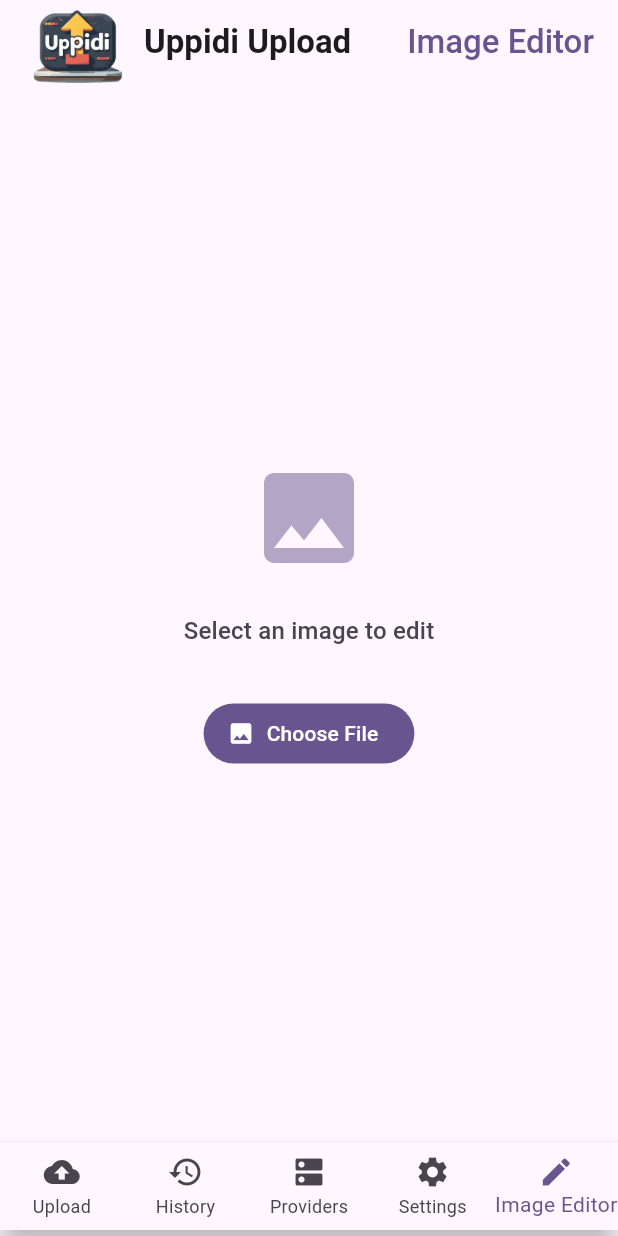
After one commit to xpufx/uppidi-upload, a Flutter app: the screen it shows after launch, item 5 of the bottom bar chosen, on a phone screen of 412 x 824 dp. The commit adds this screen. Run offline on Flutter 3.47's test engine with Material 3 defaults, Android fonts, the phone set to English and light mode, and no system bars; our stand-ins replace dio, file_picker, flutter_riverpod, flutter_secure_storage, hive, hive_flutter and 2 more; missing offline and left inert: desktop_drop, pasteboard, pro_image_editor, receive_sharing_intent; accounts and stored records are empty; network calls fail.

Commit message:
feat: add Image Editor navigation tab with standalone editor screen
- New tab in bottom nav / nav rail: Upload, History, Providers, Settings, Image Editor
- New screen: image_editor_screen.dart — picker/editor/preview 3-state flow
- New shared helper: image_editor.dart — openImageEditor() with themed config, undo/redo/save AppBar
- file_preview.dart refactored to use shared openImageEditor() helper
- shell_strategy: AppScreen.imageEditor enum + builder
- tab_nav_strategy: _NavTab.imageEditor with Icons.edit, localized label
- modal_nav_strategy: IconButton(Icons.edit) in AppBar
- ARB: navImageEditor, saveToFile, imageSaved, selectImageToEdit, saveEditedImage,
  editAgain, openNewImage keys in all 5 locales
- build-appimage.sh: direct build to .caddy-artifacts/ (avoids cp, saves disk)

```diff
--- a/lib/l10n/app_localizations.dart
+++ b/lib/l10n/app_localizations.dart
@@ -1861,6 +1861,48 @@ abstract class AppLocalizations {
   /// In en, this message translates to:
   /// **'Edit image'**
   String get editImage;
+
+  /// No description provided for @navImageEditor.
+  ///
+  /// In en, this message translates to:
+  /// **'Image Editor'**
+  String get navImageEditor;
+
+  /// No description provided for @saveToFile.
+  ///
+  /// In en, this message translates to:
+  /// **'Save to file'**
+  String get saveToFile;
+
+  /// No description provided for @imageSaved.
+  ///
+  /// In en, this message translates to:
+  /// **'Image saved'**
+  String get imageSaved;
+
+  /// No description provided for @selectImageToEdit.
+  ///
+  /// In en, this message translates to:
+  /// **'Select an image to edit'**
+  String get selectImageToEdit;
+
+  /// No description provided for @saveEditedImage.
+  ///
+  /// In en, this message translates to:
+  /// **'Save edited image'**
+  String get saveEditedImage;
+
+  /// No description provided for @editAgain.
+  ///
+  /// In en, this message translates to:
+  /// **'Edit again'**
+  String get editAgain;
+
+  /// No description provided for @openNewImage.
+  ///
+  /// In en, this message translates to:
+  /// **'Open new image'**
+  String get openNewImage;
 }
 
 class _AppLocalizationsDelegate
--- a/lib/l10n/app_localizations_en.dart
+++ b/lib/l10n/app_localizations_en.dart
@@ -981,4 +981,25 @@ class AppLocalizationsEn extends AppLocalizations {
 
   @override
   String get editImage => 'Edit image';
+
+  @override
+  String get navImageEditor => 'Image Editor';
+
+  @override
+  String get saveToFile => 'Save to file';
+
+  @override
+  String get imageSaved => 'Image saved';
+
+  @override
+  String get selectImageToEdit => 'Select an image to edit';
+
+  @override
+  String get saveEditedImage => 'Save edited image';
+
+  @override
+  String get editAgain => 'Edit again';
+
+  @override
+  String get openNewImage => 'Open new image';
 }
--- a/lib/l10n/intl_en.arb
+++ b/lib/l10n/intl_en.arb
@@ -311,5 +311,13 @@
   "tuneTool": "Tune",
 
   "revertEdits": "Revert edits",
-  "editImage": "Edit image"
+  "editImage": "Edit image",
+
+  "navImageEditor": "Image Editor",
+  "saveToFile": "Save to file",
+  "imageSaved": "Image saved",
+  "selectImageToEdit": "Select an image to edit",
+  "saveEditedImage": "Save edited image",
+  "editAgain": "Edit again",
+  "openNewImage": "Open new image"
 }
--- a/lib/l10n/intl_it.arb
+++ b/lib/l10n/intl_it.arb
@@ -297,5 +297,13 @@
   "tuneTool": "Regola",
 
   "revertEdits": "Annulla modifiche",
-  "editImage": "Modifica immagine"
+  "editImage": "Modifica immagine",
+
+  "navImageEditor": "Image Editor",
+  "saveToFile": "Salva su file",
+  "imageSaved": "Immagine salvata",
+  "selectImageToEdit": "Seleziona un'immagine da modificare",
+  "saveEditedImage": "Salva immagine modificata",
+  "editAgain": "Modifica di nuovo",
+  "openNewImage": "Apri nuova immagine"
 }
--- a/lib/main.dart
+++ b/lib/main.dart
@@ -13,6 +13,7 @@ import 'core/share_handler.dart';
 import 'core/theme_provider.dart';
 import 'l10n/app_localizations.dart';
 import 'screens/history_screen.dart';
+import 'screens/image_editor_screen.dart';
 import 'screens/modal_nav_strategy.dart';
 import 'screens/settings_screen.dart';
 import 'screens/shell_strategy.dart';
@@ -73,6 +74,10 @@ void _registerScreens() {
   ScreenRegistry.register(AppScreen.history, () => const HistoryScreen());
   ScreenRegistry.register(AppScreen.providers, () => const TestScreen());
   ScreenRegistry.register(AppScreen.settings, () => const SettingsScreen());
+  ScreenRegistry.register(
+    AppScreen.imageEditor,
+    () => const ImageEditorScreen(),
+  );
 }
 
 class UppidiApp extends ConsumerStatefulWidget {
--- /dev/null
+++ b/lib/screens/image_editor_screen.dart
@@ -0,0 +1,158 @@
+import 'dart:io';
+import 'dart:typed_data';
+
+import 'package:file_picker/file_picker.dart';
+import 'package:flutter/material.dart';
+
+import '../core/android_save.dart';
+import '../l10n/app_localizations.dart';
+import '../widgets/image_editor.dart';
+
+class ImageEditorScreen extends StatefulWidget {
+  const ImageEditorScreen({super.key});
+
+  @override
+  State<ImageEditorScreen> createState() => _ImageEditorScreenState();
+}
+
+class _ImageEditorScreenState extends State<ImageEditorScreen> {
+  Uint8List? _originalBytes;
+  Uint8List? _editedBytes;
+  String? _fileName;
+
+  AppLocalizations get _l10n => AppLocalizations.of(context);
+
+  Future<void> _pickFile() async {
+    final result = await FilePicker.pickFiles(
+      type: FileType.custom,
+      allowedExtensions: ['jpg', 'jpeg', 'png', 'webp', 'bmp'],
+    );
+    if (result == null || result.files.isEmpty) return;
+    if (!mounted) return;
+
+    final bytes = await result.files.first.readAsBytes();
+    if (!mounted) return;
+
+    final edited = await openImageEditor(
+      context,
+      imageBytes: bytes,
+      fileName: result.files.first.name,
+      theme: Theme.of(context),
+    );
+    if (edited == null || !mounted) return;
+
+    setState(() {
+      _originalBytes = bytes;
+      _editedBytes = edited;
+      _fileName = result.files.first.name;
+    });
+  }
+
+  Future<void> _saveToDisk(Uint8List bytes) async {
+    final name = _fileName?.replaceAll(RegExp(r'\.\w+$'), '') ?? 'image';
+    String? savedPath;
+    if (Platform.isAndroid) {
+      savedPath = await saveFileOnAndroid(bytes, '${name}_edited.jpg');
+    } else {
+      savedPath = await FilePicker.saveFile(
+        dialogTitle: _l10n.saveEditedImage,
+        fileName: '${name}_edited.jpg',
+        type: FileType.custom,
+        allowedExtensions: ['jpg', 'jpeg', 'png'],
+        bytes: bytes,
+      );
+    }
+    if (savedPath != null && mounted) {
+      ScaffoldMessenger.of(context).showSnackBar(
+        SnackBar(content: Text(_l10n.imageSaved)),
+      );
+    }
+  }
+
+  @override
+  Widget build(BuildContext context) {
+    final theme = Theme.of(context);
+
+    if (_editedBytes != null) {
+      return Center(
+        child: Padding(
+          padding: const EdgeInsets.all(32),
+          child: Column(
+            mainAxisSize: MainAxisSize.min,
+            children: [
+              ClipRRect(
+                borderRadius: BorderRadius.circular(12),
+                child: Image.memory(
+                  _editedBytes!,
+                  height: 200,
+                  fit: BoxFit.contain,
+                ),
+              ),
+              const SizedBox(height: 24),
+              FilledButton.icon(
+                onPressed: () => _saveToDisk(_editedBytes!),
+                icon: const Icon(Icons.save),
+                label: Text(_l10n.saveToFile),
+              ),
+              const SizedBox(height: 12),
+              OutlinedButton.icon(
+                onPressed: () async {
+                  final edited = await openImageEditor(
+                    context,
+                    imageBytes: _originalBytes ?? _editedBytes!,
+                    fileName: _fileName,
+                    theme: Theme.of(context),
+                  );
+                  if (edited != null && mounted) {
+                    setState(() => _editedBytes = edited);
+                  }
+                },
+                icon: const Icon(Icons.edit),
+                label: Text(_l10n.editAgain),
+              ),
+              const SizedBox(height: 8),
+              TextButton.icon(
+                onPressed: () => setState(() {
+                  _originalBytes = null;
+                  _editedBytes = null;
+                  _fileName = null;
+                }),
+                icon: const Icon(Icons.image),
+                label: Text(_l10n.openNewImage),
+              ),
+            ],
+          ),
+        ),
+      );
+    }
+
+    return Center(
+      child: Padding(
+        padding: const EdgeInsets.all(32),
+        child: Column(
+          mainAxisSize: MainAxisSize.min,
+          children: [
+            Icon(
+              Icons.image,
+              size: 80,
+              color: theme.colorScheme.primary.withValues(alpha: 0.5),
+            ),
+            const SizedBox(height: 24),
+            Text(
+              _l10n.selectImageToEdit,
+              style: theme.textTheme.titleMedium?.copyWith(
+                color: theme.colorScheme.onSurfaceVariant,
+              ),
+            ),
+            const SizedBox(height: 32),
+            FilledButton.icon(
+              onPressed: _pickFile,
+              icon: const Icon(Icons.image),
+              label: Text(_l10n.chooseFile),
+            ),
+          ],
+        ),
+      ),
+    );
+  }
+}
--- a/lib/screens/modal_nav_strategy.dart
+++ b/lib/screens/modal_nav_strategy.dart
@@ -44,6 +44,11 @@ class _ModalDashboard extends StatelessWidget {
             icon: const Icon(Icons.dns),
             tooltip: l10n.navProviders,
             onPressed: () => _showScreen(context, AppScreen.providers),
+          ),
+          IconButton(
+            icon: const Icon(Icons.edit),
+            tooltip: l10n.navImageEditor,
+            onPressed: () => _showScreen(context, AppScreen.imageEditor),
           ),
           IconButton(
             icon: const Icon(Icons.settings),
@@ -103,6 +108,7 @@ void _showScreen(BuildContext context, AppScreen screen) {
   final title = switch (screen) {
     AppScreen.history => l10n.history,
     AppScreen.providers => l10n.navProviders,
+    AppScreen.imageEditor => l10n.navImageEditor,
     AppScreen.settings => l10n.settings,
     AppScreen.upload =>
       throw StateError('Upload screen is never shown as modal'),
--- a/lib/screens/shell_strategy.dart
+++ b/lib/screens/shell_strategy.dart
@@ -1,6 +1,7 @@
 import 'package:flutter/material.dart';
 
 import 'history_screen.dart';
+import 'image_editor_screen.dart';
 import 'settings_screen.dart';
 import 'test_screen.dart';
 import 'upload_screen.dart';
@@ -10,7 +11,7 @@ import 'upload_screen.dart';
 /// Each concrete ShellStrategy interprets these screens according to its
 /// own paradigm (tabs switch to the screen, modals open it as a dialog,
 /// etc.). Screens are never aware of which strategy is active.
-enum AppScreen { upload, history, providers, settings }
+enum AppScreen { upload, history, providers, settings, imageEditor }
 
 /// Signature for building a screen widget.
 typedef ScreenBuilder = Widget Function();
@@ -44,6 +45,7 @@ class ScreenRegistry {
       AppScreen.history => const HistoryScreen(),
       AppScreen.providers => const TestScreen(),
       AppScreen.settings => const SettingsScreen(),
+      AppScreen.imageEditor => const ImageEditorScreen(),
     };
   }
 }
--- a/lib/screens/tab_nav_strategy.dart
+++ b/lib/screens/tab_nav_strategy.dart
@@ -222,6 +222,7 @@ class _TabNavStrategyState extends ConsumerState<TabNavStrategy> {
       _NavTab.history => const _ScreenLookup(screen: AppScreen.history),
       _NavTab.providers => const _ScreenLookup(screen: AppScreen.providers),
       _NavTab.settings => const _ScreenLookup(screen: AppScreen.settings),
+      _NavTab.imageEditor => const _ScreenLookup(screen: AppScreen.imageEditor),
     };
 
     if (!devProviders) return screen;
@@ -267,7 +268,7 @@ class _ScreenLookup extends StatelessWidget {
   }
 }
 
-enum _NavTab { upload, history, providers, settings }
+enum _NavTab { upload, history, providers, settings, imageEditor }
 
 extension on _NavTab {
   String label(AppLocalizations l10n) => switch (this) {
@@ -275,6 +276,7 @@ extension on _NavTab {
         _NavTab.history => l10n.history,
         _NavTab.providers => l10n.navProviders,
         _NavTab.settings => l10n.settings,
+        _NavTab.imageEditor => l10n.navImageEditor,
       };
 
   IconData get icon => switch (this) {
@@ -282,5 +284,6 @@ extension on _NavTab {
         _NavTab.history => Icons.history,
         _NavTab.providers => Icons.dns,
         _NavTab.settings => Icons.settings,
+        _NavTab.imageEditor => Icons.edit,
       };
 }
```
Also changed, not shown: lib/l10n/app_localizations_eo.dart (+21 -0 lines), lib/l10n/app_localizations_it.dart (+21 -0 lines), lib/l10n/app_localizations_tlh.dart (+21 -0 lines), lib/l10n/app_localizations_tr.dart (+21 -0 lines), lib/l10n/intl_eo.arb (+9 -1 lines), lib/l10n/intl_tlh.arb (+9 -1 lines), lib/l10n/intl_tr.arb (+9 -1 lines), lib/widgets/file_preview.dart (+18 -177 lines), lib/widgets/image_editor.dart (added, +166 -0 lines), 1 other file.
